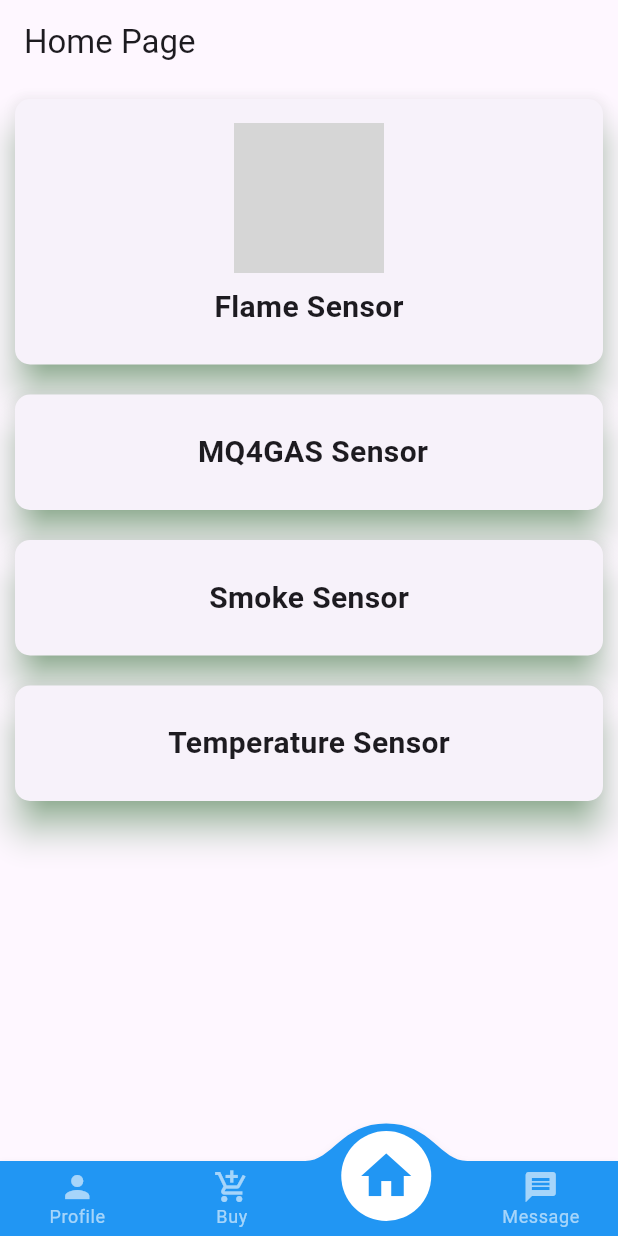
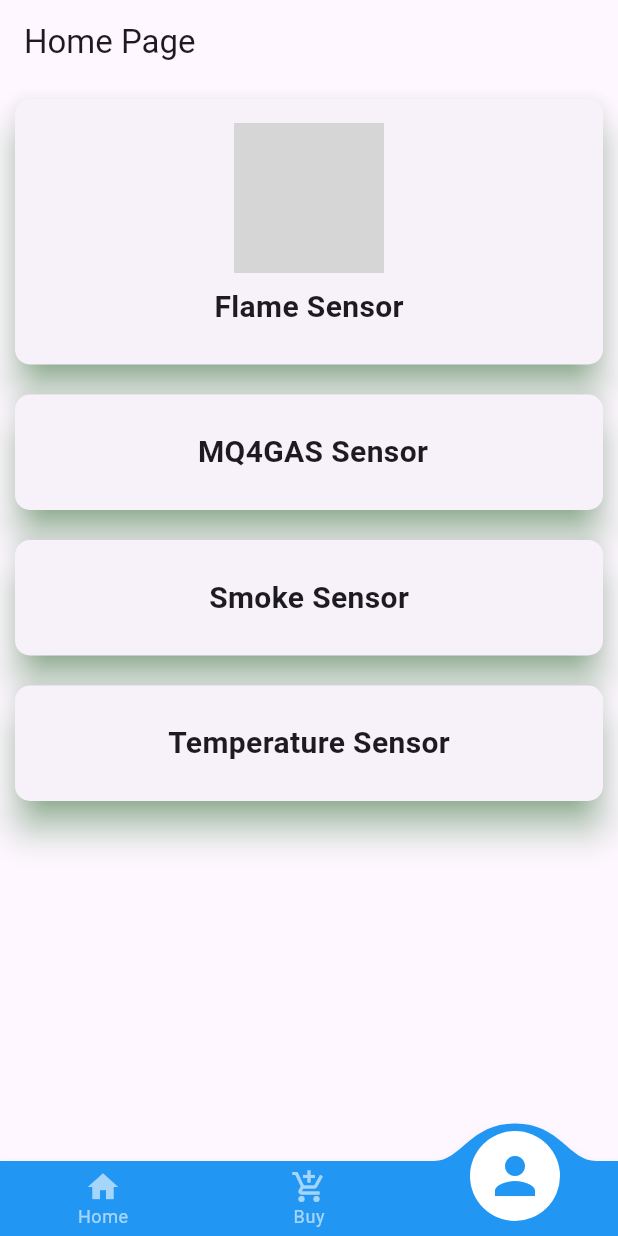
Before and after one commit to Ayush071103/accprevapp, a Flutter app: the Homepage screen opened directly, item 3 of the bottom bar chosen, on a phone screen of 412 x 824 dp. Run offline on Flutter 3.47's test engine with Material 3 defaults, Android fonts, the phone set to English and light mode, and no system bars; drawn by our look-alikes of convex_bottom_bar; our stand-ins replace email_validator, image_picker, lottie, shared_preferences, string_validator; accounts and stored records are empty; grey boxes are pictures that could not be loaded.

Commit message:
First commit

```diff
--- a/lib/Admin/Admin_homepage/Home.dart
+++ b/lib/Admin/Admin_homepage/Home.dart
@@ -4,7 +4,7 @@ import 'package:accprevapp/Admin/Admin_homepage/Admin_message.dart';
 import 'package:accprevapp/Admin/Admin_homepage/Admin_profilepage.dart';
 import 'package:accprevapp/Admin/Admin_homepage/Admin_userrequest.dart';
 import 'package:accprevapp/User/home_page/buy.dart';
-import 'package:accprevapp/User/home_page/message.dart';
+
 import 'package:flutter/material.dart';
 import 'package:convex_bottom_bar/convex_bottom_bar.dart';
 import 'package:accprevapp/User/home_page/homepageinner.dart';
--- a/lib/User/home_page/home.dart
+++ b/lib/User/home_page/home.dart
@@ -1,5 +1,4 @@
 import 'package:accprevapp/User/home_page/buy.dart';
-import 'package:accprevapp/User/home_page/message.dart';
 import 'package:flutter/material.dart';
 import 'package:convex_bottom_bar/convex_bottom_bar.dart';
 import 'package:accprevapp/User/home_page/homepageinner.dart';
@@ -16,7 +15,7 @@ class Homepage extends StatefulWidget{
 
 class homepagestate extends State<Homepage>{
   int selectedpage =0;
-  final _pageNo = [ProfilePage(), Buypage() , homepageinner() , Messagepage()];
+  final _pageNo = [ProfilePage(), Buypage() , homepageinner() , ];
 
   @override
   Widget build(BuildContext context) {
@@ -25,10 +24,10 @@ class homepagestate extends State<Homepage>{
       body: _pageNo[selectedpage],
       bottomNavigationBar: ConvexAppBar(
         items: [
+          TabItem(icon: Icons.home, title: 'Home'),
+          TabItem(icon: Icons.add_shopping_cart, title: 'Buy'),
           TabItem(icon: Icons.person, title: 'Profile'),
-          TabItem(icon: Icons.add_shopping_cart, title: 'Buy'),
-          TabItem(icon: Icons.home, title: 'Home'),
-          TabItem(icon: Icons.message, title: 'Message'),
+
         ],
         initialActiveIndex: selectedpage,
         onTap: (int index){
```
Also changed, not shown: lib/User/home_page/message.dart (deleted, +0 -22 lines).
